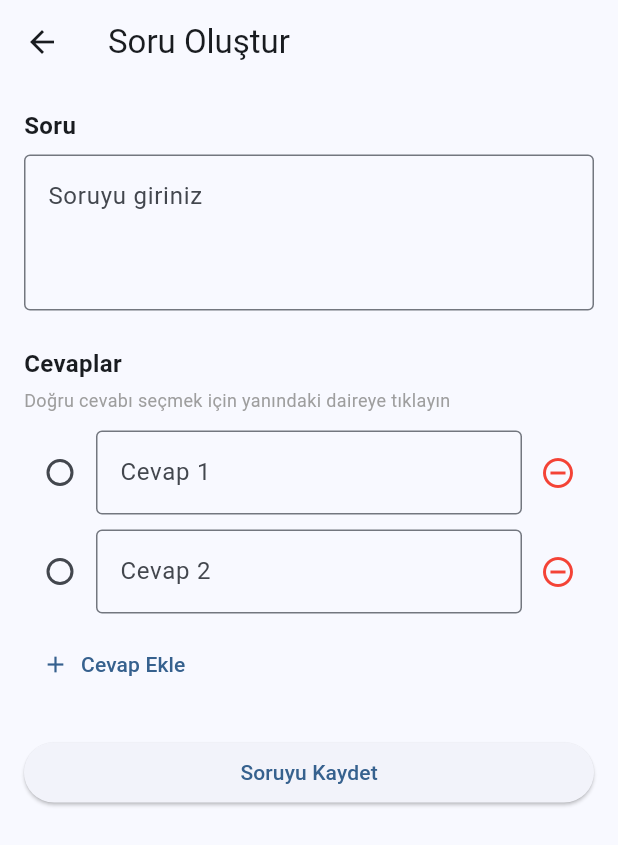
After one commit to krlpsule/LexiLearnApp, a Flutter app: the screen it shows after launch, after a tap on "Soru Oluştur", on a phone screen of 412 x 824 dp. The commit adds this screen. Shown: the top 845 px of the screen. Run offline on Flutter 3.47's test engine with Material 3 defaults, Android fonts, the phone set to English and light mode, and no system bars.

Commit message:
feat: task 4.2 - create question UI with answer selection

```diff
--- /dev/null
+++ b/lexilearn_app/lib/create_question_screen.dart
@@ -0,0 +1,150 @@
+import 'package:flutter/material.dart';
+
+class CreateQuestionScreen extends StatefulWidget {
+  const CreateQuestionScreen({super.key});
+
+  @override
+  State<CreateQuestionScreen> createState() => _CreateQuestionScreenState();
+}
+
+class _CreateQuestionScreenState extends State<CreateQuestionScreen> {
+  final TextEditingController _questionController = TextEditingController();
+  final List<TextEditingController> _answerControllers = [
+    TextEditingController(),
+    TextEditingController(),
+  ];
+  int? _correctAnswerIndex;
+
+  void _addAnswer() {
+    if (_answerControllers.length < 6) {
+      setState(() {
+        _answerControllers.add(TextEditingController());
+      });
+    }
+  }
+
+  void _removeAnswer(int index) {
+    if (_answerControllers.length > 2) {
+      setState(() {
+        _answerControllers.removeAt(index);
+        if (_correctAnswerIndex == index) {
+          _correctAnswerIndex = null;
+        } else if (_correctAnswerIndex != null && _correctAnswerIndex! > index) {
+          _correctAnswerIndex = _correctAnswerIndex! - 1;
+        }
+      });
+    }
+  }
+
+  void _saveQuestion() {
+    if (_questionController.text.isEmpty) {
+      ScaffoldMessenger.of(context).showSnackBar(
+        const SnackBar(content: Text('Lütfen soru giriniz')),
+      );
+      return;
+    }
+    if (_correctAnswerIndex == null) {
+      ScaffoldMessenger.of(context).showSnackBar(
+        const SnackBar(content: Text('Lütfen doğru cevabı seçiniz')),
+      );
+      return;
+    }
+    for (var controller in _answerControllers) {
+      if (controller.text.isEmpty) {
+        ScaffoldMessenger.of(context).showSnackBar(
+          const SnackBar(content: Text('Lütfen tüm cevap alanlarını doldurunuz')),
+        );
+        return;
+      }
+    }
+
+    // Backend hazır olunca buraya API çağrısı gelecek
+    ScaffoldMessenger.of(context).showSnackBar(
+      SnackBar(
+        content: Text(
+          'Soru kaydedildi! Doğru cevap: ${_answerControllers[_correctAnswerIndex!].text}',
+        ),
+      ),
+    );
+  }
+
+  @override
+  Widget build(BuildContext context) {
+    return Scaffold(
+      appBar: AppBar(
+        title: const Text('Soru Oluştur'),
+      ),
+      body: SingleChildScrollView(
+        padding: const EdgeInsets.all(16.0),
+        child: Column(
+          crossAxisAlignment: CrossAxisAlignment.start,
+          children: [
+            const Text('Soru', style: TextStyle(fontSize: 16, fontWeight: FontWeight.bold)),
+            const SizedBox(height: 8),
+            TextField(
+              controller: _questionController,
+              maxLines: 3,
+              decoration: const InputDecoration(
+                hintText: 'Soruyu giriniz',
+                border: OutlineInputBorder(),
+              ),
+            ),
+            const SizedBox(height: 24),
+            const Text('Cevaplar', style: TextStyle(fontSize: 16, fontWeight: FontWeight.bold)),
+            const SizedBox(height: 4),
+            const Text(
+              'Doğru cevabı seçmek için yanındaki daireye tıklayın',
+              style: TextStyle(fontSize: 12, color: Colors.grey),
+            ),
+            const SizedBox(height: 12),
+            ...List.generate(_answerControllers.length, (index) {
+              return Padding(
+                padding: const EdgeInsets.only(bottom: 10),
+                child: Row(
+                  children: [
+                Radio<int>(
+  value: index,
+  groupValue: _correctAnswerIndex,
+  onChanged: (value) {
+    setState(() {
+      _correctAnswerIndex = value;
+    });
+  },
+  activeColor: Colors.green,
+),
+                    Expanded(
+                      child: TextField(
+                        controller: _answerControllers[index],
+                        decoration: InputDecoration(
+                          hintText: 'Cevap ${index + 1}',
+                          border: const OutlineInputBorder(),
+                        ),
+                      ),
+                    ),
+                    IconButton(
+                      icon: const Icon(Icons.remove_circle_outline, color: Colors.red),
+                      onPressed: () => _removeAnswer(index),
+                    ),
+                  ],
+                ),
+              );
+            }),
+            TextButton.icon(
+              onPressed: _addAnswer,
+              icon: const Icon(Icons.add),
+              label: const Text('Cevap Ekle'),
+            ),
+            const SizedBox(height: 24),
+            SizedBox(
+              width: double.infinity,
+              child: ElevatedButton(
+                onPressed: _saveQuestion,
+                child: const Text('Soruyu Kaydet'),
+              ),
+            ),
+          ],
+        ),
+      ),
+    );
+  }
+}
--- a/lexilearn_app/lib/main.dart
+++ b/lexilearn_app/lib/main.dart
@@ -1,6 +1,7 @@
 import 'package:flutter/material.dart';
 import 'user_info_screen.dart';
 import 'create_course_screen.dart';
+import 'create_question_screen.dart';
 
 void main() {
   runApp(const MyApp());
@@ -41,7 +42,10 @@ class MyHomePage extends StatelessWidget {
         ),
       ),
 body: Center(
-  child: ElevatedButton(
+  child: Column(
+    mainAxisAlignment: MainAxisAlignment.center,
+    children: [
+      ElevatedButton(
         onPressed: () {
           Navigator.push(
             context,
@@ -50,7 +54,20 @@ class MyHomePage extends StatelessWidget {
         },
         child: const Text('Yeni Kurs Oluştur'),
       ),
+      const SizedBox(height: 16),
+      ElevatedButton(
+        onPressed: () {
+          Navigator.push(
+            context,
+            MaterialPageRoute(builder: (context) => const CreateQuestionScreen()),
+          );
+        },
+        child: const Text('Soru Oluştur'),
       ),
+    ],
+  ),
+),
+
     );
   }
 }
```
Lines whose indentation alone changed are shown as unchanged.
